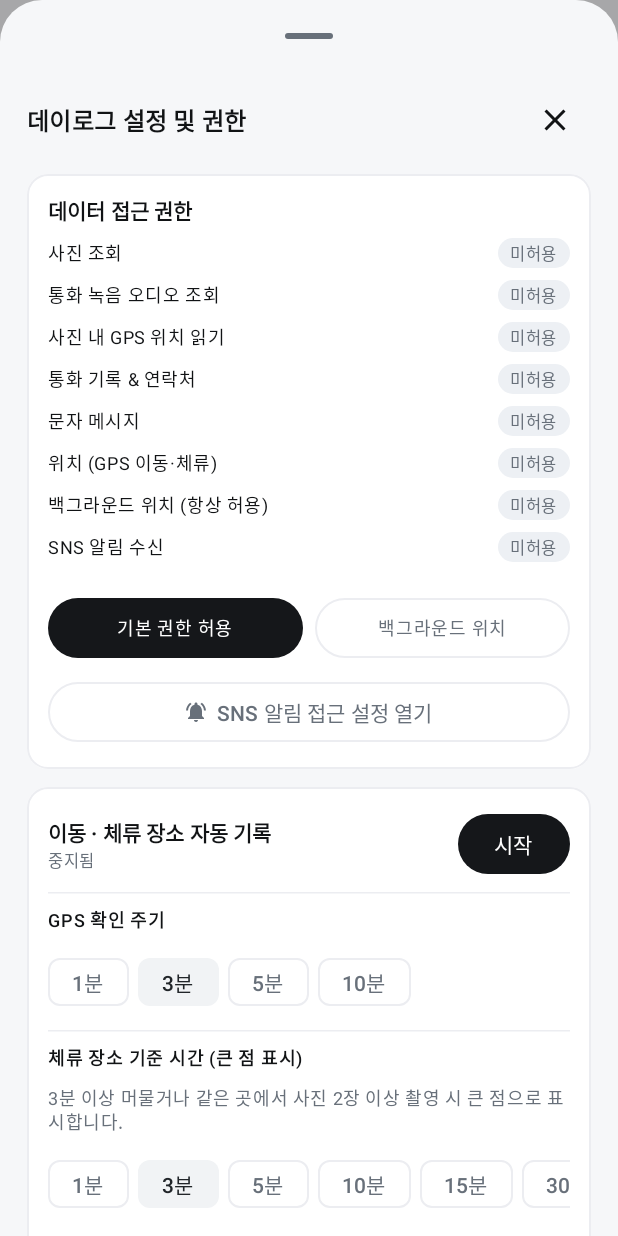
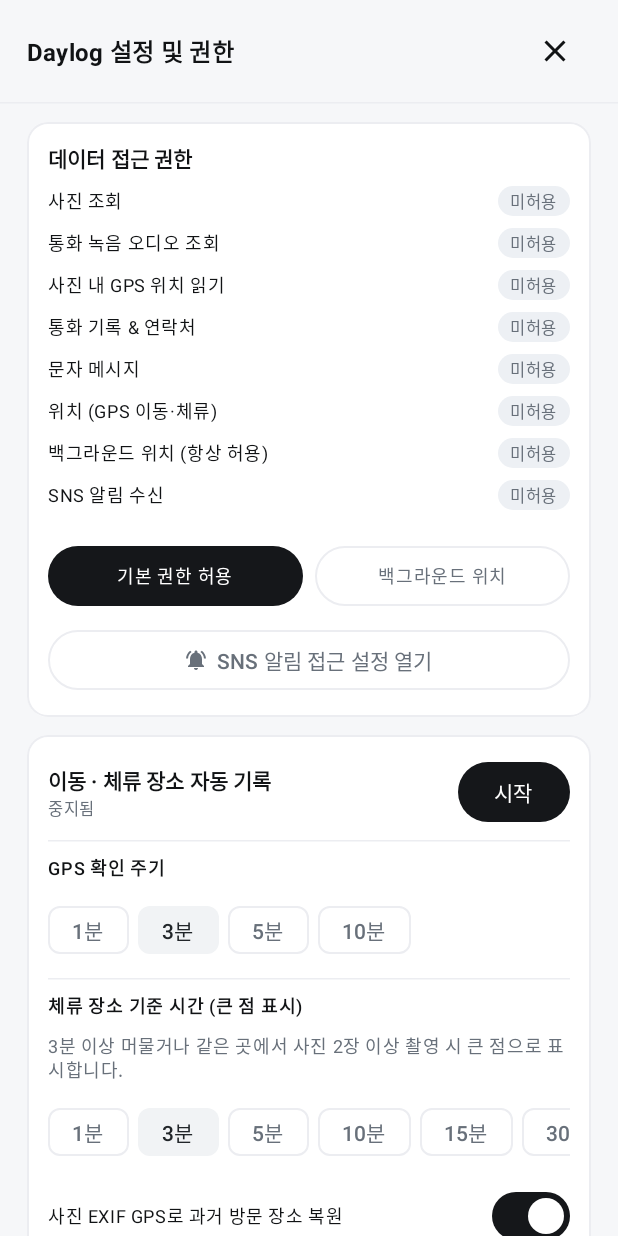
Before and after one commit to kkubunge/Daylog, an Android app built with Jetpack Compose: the composable AppRoot called with empty values, after a tap on "권한 설정", on a phone screen of 412 x 824 dp. Run offline under Robolectric (Android 15) with nearby library versions, the phone set to English and light mode, and no system bars; pictures from the network do not load.

Commit message:
ui: 설정 화면을 스와이프로 닫히지 않는 전체화면 고정 헤더 레이아웃으로 변경

```diff
--- a/app/src/main/java/com/aiutil/daylog/ui/settings/SettingsSheet.kt
+++ b/app/src/main/java/com/aiutil/daylog/ui/settings/SettingsSheet.kt
@@ -1,5 +1,6 @@
 package com.aiutil.daylog.ui.settings
 
+import androidx.activity.compose.BackHandler
 import androidx.compose.foundation.BorderStroke
 import androidx.compose.foundation.clickable
 import androidx.compose.foundation.horizontalScroll
@@ -8,11 +9,15 @@ import androidx.compose.foundation.layout.Column
 import androidx.compose.foundation.layout.PaddingValues
 import androidx.compose.foundation.layout.Row
 import androidx.compose.foundation.layout.Spacer
+import androidx.compose.foundation.layout.WindowInsets
+import androidx.compose.foundation.layout.fillMaxSize
 import androidx.compose.foundation.layout.fillMaxWidth
 import androidx.compose.foundation.layout.height
 import androidx.compose.foundation.layout.padding
+import androidx.compose.foundation.layout.safeDrawing
 import androidx.compose.foundation.layout.size
 import androidx.compose.foundation.layout.width
+import androidx.compose.foundation.layout.windowInsetsPadding
 import androidx.compose.foundation.lazy.LazyColumn
 import androidx.compose.foundation.rememberScrollState
 import androidx.compose.foundation.shape.RoundedCornerShape
@@ -90,7 +95,6 @@ fun SettingsSheet(
     onExportJsonBackup: () -> Unit,
     onClearAllRecords: () -> Unit,
 ) {
-    val sheetState = rememberModalBottomSheetState(skipPartiallyExpanded = true)
     var showClearAllConfirm by remember { mutableStateOf(false) }
     var showRangePicker by remember { mutableStateOf(false) }
     var showCustomStayDialog by remember { mutableStateOf(false) }
@@ -99,23 +103,26 @@ fun SettingsSheet(
     var apiKeyDraft by remember(settings.geminiApiKey) { mutableStateOf(settings.geminiApiKey) }
     var showApiKey by remember { mutableStateOf(false) }
 
-    ModalBottomSheet(
-        onDismissRequest = onDismiss,
-        sheetState = sheetState,
-        containerColor = MaterialTheme.colorScheme.background,
+    BackHandler(onBack = onDismiss)
+
+    // 아래로 스와이프해도 실수로 닫히지 않도록 전체화면 고정 상단바 레이아웃 사용
+    Surface(
+        color = MaterialTheme.colorScheme.background,
+        modifier = Modifier.fillMaxSize(),
     ) {
-        LazyColumn(
-            modifier = Modifier.fillMaxWidth(),
-            contentPadding = PaddingValues(horizontal = 18.dp, vertical = 8.dp),
-            verticalArrangement = Arrangement.spacedBy(12.dp),
+        Column(
+            modifier = Modifier
+                .fillMaxSize()
+                .windowInsetsPadding(WindowInsets.safeDrawing),
         ) {
-            item(key = "settings_header") {
             Row(
                 verticalAlignment = Alignment.CenterVertically,
-                    modifier = Modifier.fillMaxWidth(),
+                modifier = Modifier
+                    .fillMaxWidth()
+                    .padding(horizontal = 18.dp, vertical = 10.dp),
             ) {
                 Text(
-                        text = "데이로그 설정 및 권한",
+                    text = "Daylog 설정 및 권한",
                     style = MaterialTheme.typography.titleMedium,
                     fontWeight = FontWeight.Bold,
                     modifier = Modifier.weight(1f),
@@ -124,7 +131,15 @@ fun SettingsSheet(
                     Icon(Icons.Default.Close, contentDescription = "닫기")
                 }
             }
-            }
+            HorizontalDivider()
+
+            LazyColumn(
+                modifier = Modifier
+                    .fillMaxWidth()
+                    .weight(1f),
+                contentPadding = PaddingValues(horizontal = 18.dp, vertical = 12.dp),
+                verticalArrangement = Arrangement.spacedBy(12.dp),
+            ) {
 
             // 1. 권한 연결 상태
             item(key = "perms_card") {
@@ -573,6 +588,7 @@ fun SettingsSheet(
             }
         }
         }
+    }
 
     if (showCustomStayDialog) {
         var stayMinutesDraft by remember(settings.stayThresholdMin) {
```
Lines whose indentation alone changed are shown as unchanged.
